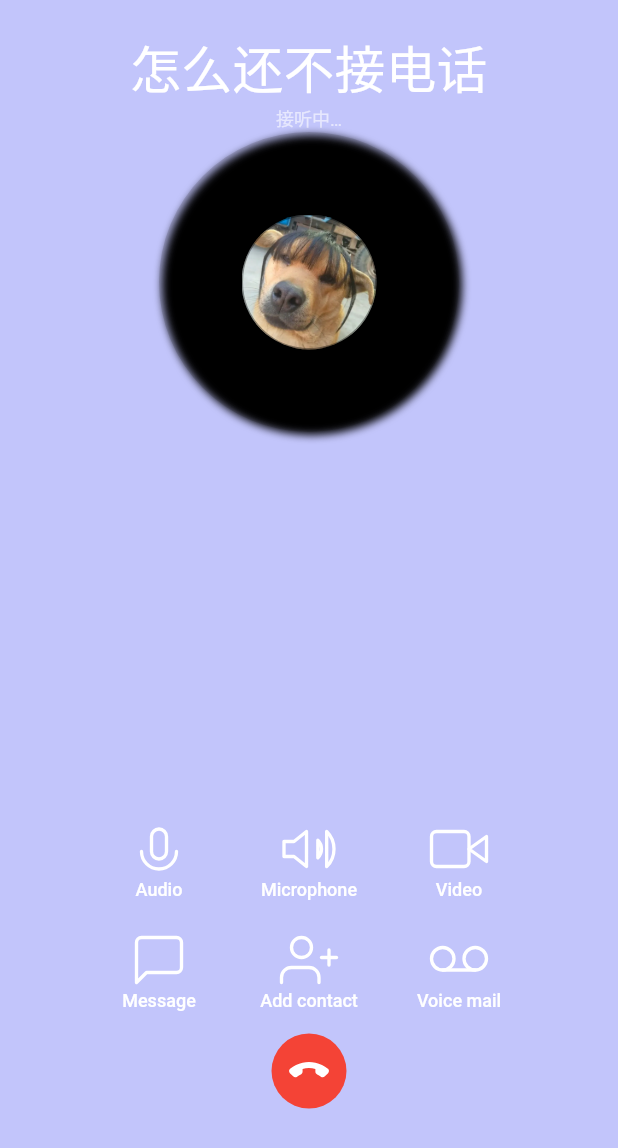
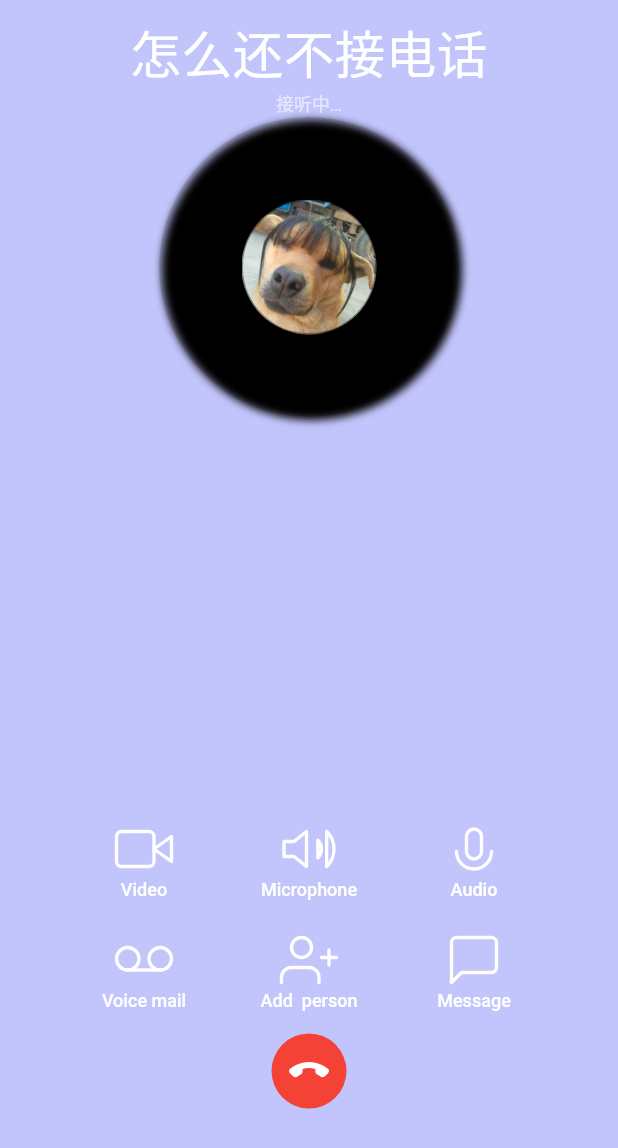
Before and after one commit to Alex00021/Alex_Calling_UI, a Flutter app: the screen it shows after launch, item 2 of the bottom bar chosen, after a tap on "Audio", on a phone screen of 412 x 824 dp. Shown: the top 1148 px of the screen. Run offline on Flutter 3.47's test engine with Material 2 defaults, Android fonts, the phone set to English and light mode, and no system bars; our stand-ins replace flutter_svg; Roboto replaces fonts that are missing (SF UI).

Commit message:
add notes

```diff
--- a/calling_ui/lib/main.dart
+++ b/calling_ui/lib/main.dart
@@ -1,22 +1,10 @@
 import 'package:calling_ui/view/home_page.dart';
 import 'package:flutter/material.dart';
-import 'package:flutter/services.dart';
+
 
 void main() {
   runApp(MaterialApp(
     debugShowCheckedModeBanner: false,
-    title: "属于你的通话页面",
-    theme: ThemeData(
-      backgroundColor: Colors.white,
-      fontFamily: "SF UI",
-      visualDensity: VisualDensity.adaptivePlatformDensity,
-    ),
     home: HomePage(),
   ));
-
-  ///设置状态栏背景色为透明色
-  SystemChrome.setSystemUIOverlayStyle(SystemUiOverlayStyle.dark);
-  SystemUiOverlayStyle systemUiOverlayStyle =
-  SystemUiOverlayStyle(statusBarColor: Colors.transparent);
-  SystemChrome.setSystemUIOverlayStyle(systemUiOverlayStyle);
 }
--- a/calling_ui/lib/view/home_page.dart
+++ b/calling_ui/lib/view/home_page.dart
@@ -12,7 +12,6 @@ class HomePage extends StatelessWidget {
     return Stack(
       fit: StackFit.expand,
       children: [
-        // Image
         Image.asset(
           "assets/images/back_ground.jpg",
           fit: BoxFit.cover,
--- a/calling_ui/lib/view/page_two/screen_page.dart
+++ b/calling_ui/lib/view/page_two/screen_page.dart
@@ -13,14 +13,13 @@ class ScreenPage extends StatefulWidget {
 class _ScreenPageState extends State<ScreenPage> {
 
 
-
   @override
   Widget build(BuildContext context) {
     return SafeArea(
       child: Scaffold(
         backgroundColor: Color.fromRGBO(50, 60, 240, 0.3),
         body: Padding(
-          padding: const EdgeInsets.all(20.0),
+          padding: const EdgeInsets.all(10.0),
           child: Column(
             children: [
               Text(
@@ -53,9 +52,8 @@ class _ScreenPageState extends State<ScreenPage> {
                     decoration: BoxDecoration(
                         color: Colors.black12,
                         borderRadius: BorderRadius.circular(100),
-                        boxShadow: [ //阴影
+                        boxShadow: [
                           BoxShadow(
-                            // color:Colors.black54,
                               offset: Offset(2.0,2.0),
                               blurRadius: 4.0
                           )
@@ -85,39 +83,53 @@ class _ScreenPageState extends State<ScreenPage> {
                   child: Column(
                     children: [
                       Wrap(
-                        runSpacing: 20, //交叉轴上子控件之间的间距
+                        runSpacing: 20,
+                        spacing: 10,
+                        textDirection: TextDirection.rtl,
                         direction: Axis.horizontal,
-                        alignment: WrapAlignment.center,
+                        alignment: WrapAlignment.spaceBetween,
                         children: [
                           DialButton(
                             iconSrc: "assets/icons/Icon Mic.svg",
                             text: "Audio",
-                            press: () {},
+                            press: () {
+                              ///TODO
+                            },
                           ),
                           DialButton(
                             iconSrc: "assets/icons/Icon Volume.svg",
                             text: "Microphone",
-                            press: () {},
+                            press: () {
+                              ///TODO
+                            },
                           ),
                           DialButton(
                             iconSrc: "assets/icons/Icon Video.svg",
                             text: "Video",
-                            press: () {},
+                            press: () {
+                              ///TODO
+                            },
                           ),
                           DialButton(
                             iconSrc: "assets/icons/Icon Message.svg",
                             text: "Message",
-                            press: () {},
+                            press: () {
+                              ///TODO
+                            },
                           ),
                           DialButton(
                             iconSrc: "assets/icons/Icon User.svg",
-                            text: "Add contact",
-                            press: () {},
+                            text: "Add  person",
+                            press: () {
+                              ///TODO
+                            },
                           ),
                           DialButton(
                             iconSrc: "assets/icons/Icon Voicemail.svg",
                             text: "Voice mail",
-                            press: () {},
+                            press: () {
+                              ///TODO
+                            },
                           ),
                         ],
                       ),
--- a/calling_ui/pubspec.yaml
+++ b/calling_ui/pubspec.yaml
@@ -28,6 +28,7 @@ dependencies:
   # The following adds the Cupertino Icons font to your application.
   # Use with the CupertinoIcons class for iOS style icons.
   cupertino_icons: ^1.0.2
+  #多色图标
   flutter_svg: ^0.19.1
 
 dev_dependencies:
```
Also changed, not shown: 1 other file.
